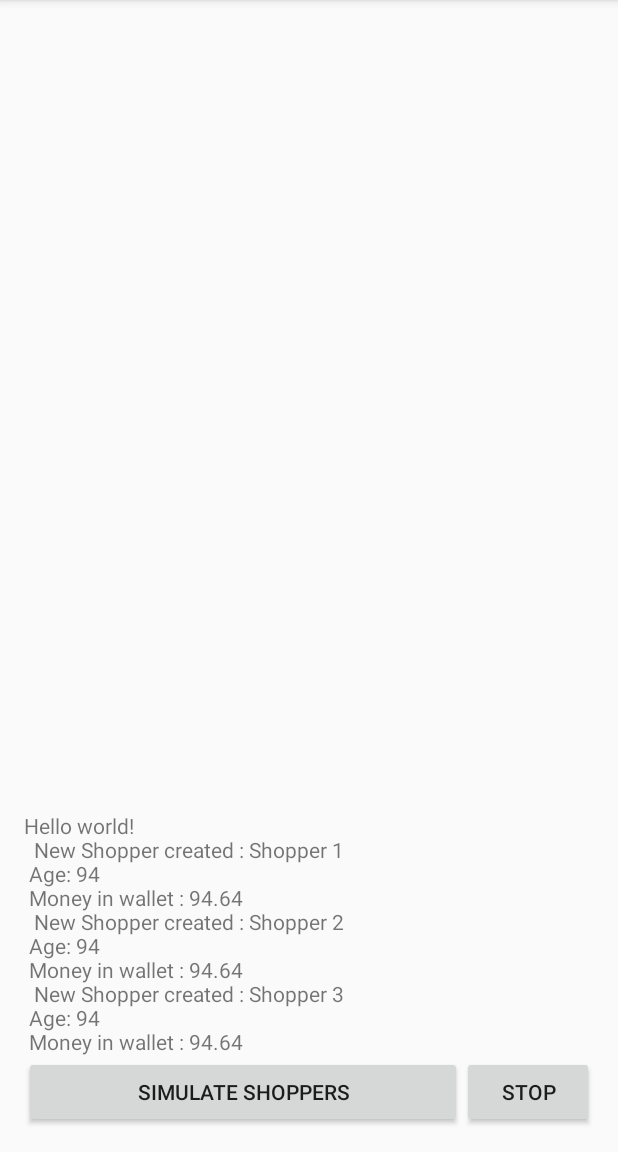
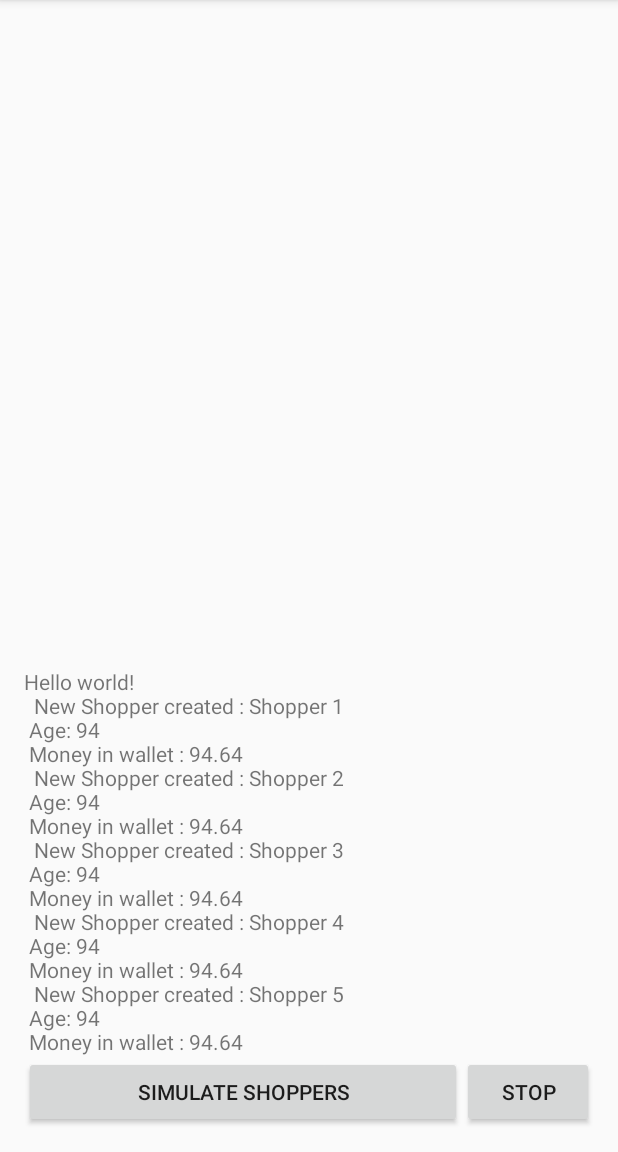
Before and after one commit to joebujok/RagsToRiches, an Android app: the screen it shows after launch (MainActivity), on a phone screen of 412 x 824 dp, the part 84-1236 px from its top. Run offline under Robolectric (Android 15) with nearby library versions, the phone set to English and light mode, and no system bars.

Commit message:
stuck with needing context within runnable

```diff
--- a/app/src/main/java/com/bujok/ragstoriches/MainActivity.java
+++ b/app/src/main/java/com/bujok/ragstoriches/MainActivity.java
@@ -25,12 +25,18 @@ import java.util.Iterator;
 
 import android.os.Handler;
 
+import static com.bujok.ragstoriches.utils.Random.getRandInteger;
+
 public class MainActivity extends AppCompatActivity {
 
     private static final String TAG = "MainAct";
     private SQLiteDatabase db;
     private TextView textView;
     private ScrollView mScrollView;
+
+    private Integer mShopperNumber;
+    private Integer mStreetPopulation;
+    private Integer mShopAttractiveness;
 
 
     private ArrayList<Shopper> mShopperList ;
@@ -48,16 +54,20 @@ public class MainActivity extends AppCompatActivity {
         db = new MyDbConnector(this).getWritableDatabase();
         createDefaultDatabase();
 
-        Shopper s1 = new Shopper(this, "Shopper 1");
-        textView.append("\n  New Shopper created : " + s1.getName() + "\n Age: " + s1.getAge() + "\n Money in wallet : " + s1.getMoneyString());
-        Shopper s2 = new Shopper(this, "Shopper 2");
-        textView.append("\n  New Shopper created : " + s2.getName() + "\n Age: " + s2.getAge() + "\n Money in wallet : " + s2.getMoneyString());
-        Shopper s3 = new Shopper(this, "Shopper 3");
-        textView.append("\n  New Shopper created : " + s3.getName() + "\n Age: " + s3.getAge() + "\n Money in wallet : " + s3.getMoneyString());
         mShopperList = new ArrayList<Shopper>();
-        boolean pointlessVar = mShopperList.add(s1);
-        mShopperList.add(mShopperList.size(),s2);
-        mShopperList.add(mShopperList.size(),s3);
+        for(mShopperNumber = 1; mShopperNumber <= 5; mShopperNumber++){
+            Shopper s1 = new Shopper(this, "Shopper " + mShopperNumber );
+            textView.append("\n  New Shopper created : " + s1.getName() + "\n Age: " + s1.getAge() + "\n Money in wallet : " + s1.getMoneyString());
+            if(mShopperNumber ==  1){
+                mShopperList.add(0,s1);
+            }
+            else{
+                mShopperList.add(mShopperList.size(),s1);
+            }
+        }
+
+        mStreetPopulation = 150;
+        mShopAttractiveness = 20;
 
 
     }
@@ -163,6 +173,43 @@ public class MainActivity extends AppCompatActivity {
             }
         }
     };
+    private Runnable shopperShopMovementThread = new Runnable() {
+        public void run() {
+            Integer timeUntilNextRun = getRandInteger(1,10) * 1000;
+            timeInMilliseconds = SystemClock.uptimeMillis() - startTime;
+
+            if (timeInMilliseconds > timeUntilNextRun) {
+                Integer nextInflux;
+                startTime = SystemClock.uptimeMillis();
+
+                if(mShopperList.size() < mShopAttractiveness && mShopperList.size() < mStreetPopulation){
+                    float growthRatio = ((float) mShopAttractiveness / (float) mStreetPopulation ) ;
+                    nextInflux = Math.round((float) mShopAttractiveness * growthRatio);
+                    nextInflux = Math.min(nextInflux, mShopAttractiveness - mShopperList.size());
+                    for(mShopperNumber = mShopperNumber + 1 ; mShopperNumber <= (mShopperNumber + nextInflux); mShopperNumber++){
+                        Shopper s1 = new Shopper(this, "Shopper " + mShopperNumber );
+                        textView.append("\n  New Shopper created : " + s1.getName() + "\n Age: " + s1.getAge() + "\n Money in wallet : " + s1.getMoneyString());
+                        if(mShopperNumber ==  1){
+                            mShopperList.add(0,s1);
+                        }
+                        else{
+                            mShopperList.add(mShopperList.size(),s1);
+                        }
+                    }
+                }
+
+
+                textView.append("\n Simulation finished");
+
+                customHandler.postDelayed(this, 0);
+            }
+            else{
+                customHandler.postDelayed(this, 0);
+                //to kill thread
+                //customHandler.removeCallbacks(updateTimerThread);
+            }
+        }
+    };
 
     public void simulateButton(View view) {
         textView.append("\n Timer thread sarted");
```
